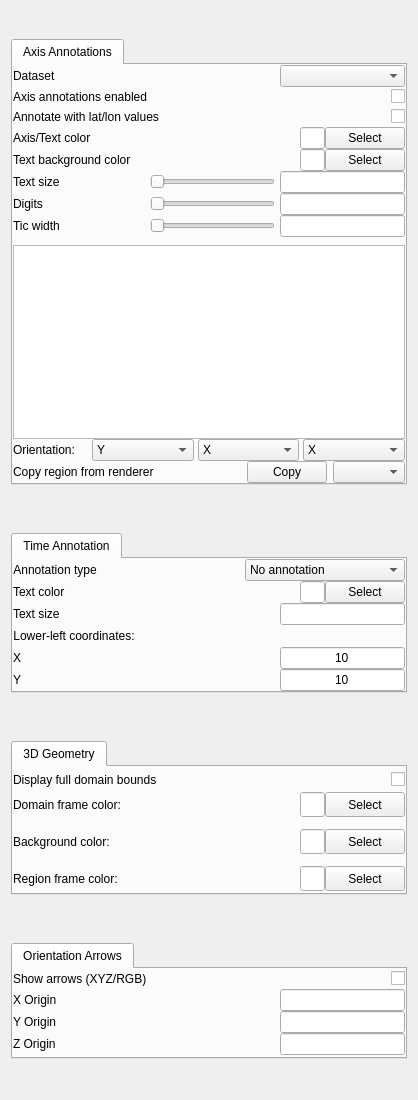
StasJ/vapor-formatted, file apps/vaporgui/AnnotationGUI.ui: the form before one commit.
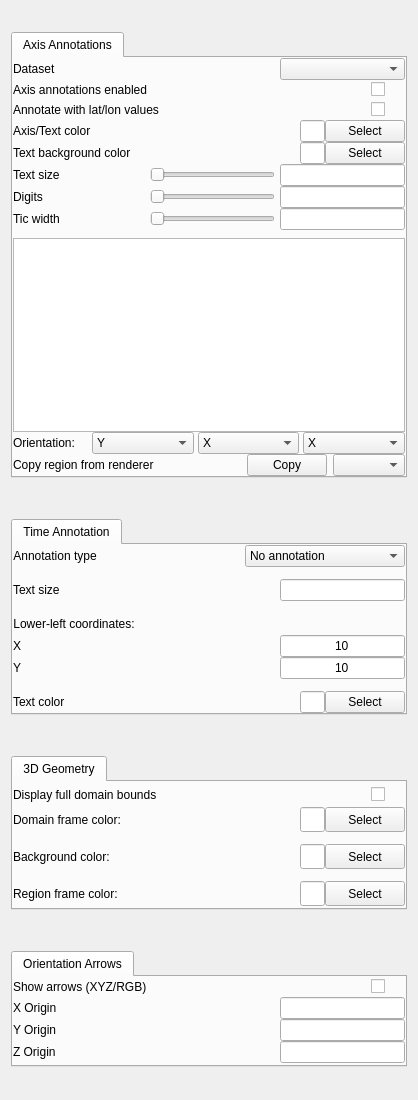
The form after the commit.

```diff
--- a/apps/vaporgui/AnnotationGUI.ui
+++ b/apps/vaporgui/AnnotationGUI.ui
@@ -129,6 +129,9 @@
          <property name="topMargin">
           <number>0</number>
          </property>
+         <property name="rightMargin">
+          <number>20</number>
+         </property>
          <item>
           <widget class="QLabel" name="label">
            <property name="text">
@@ -166,6 +169,9 @@
          <property name="topMargin">
           <number>0</number>
          </property>
+         <property name="rightMargin">
+          <number>20</number>
+         </property>
          <item>
           <widget class="QLabel" name="label_2">
            <property name="text">
@@ -650,7 +656,7 @@
       </attribute>
       <layout class="QVBoxLayout" name="verticalLayout_8">
        <property name="spacing">
-        <number>0</number>
+        <number>12</number>
        </property>
        <property name="leftMargin">
         <number>0</number>
@@ -742,53 +748,6 @@
          </item>
         </layout>
        </item>
-       <item>
-        <layout class="QHBoxLayout" name="horizontalLayout_15">
-         <property name="spacing">
-          <number>0</number>
-         </property>
-         <property name="topMargin">
-          <number>0</number>
-         </property>
-         <item>
-          <widget class="QLabel" name="label_20">
-           <property name="text">
-            <string>Text color</string>
-           </property>
-          </widget>
-         </item>
-         <item>
-          <spacer name="horizontalSpacer_18">
-           <property name="orientation">
-            <enum>Qt::Horizontal</enum>
-           </property>
-           <property name="sizeHint" stdset="0">
-            <size>
-             <width>40</width>
-             <height>20</height>
-            </size>
-           </property>
-          </spacer>
-         </item>
-         <item>
-          <widget class="QLineEdit" name="timeColorEdit">
-           <property name="maximumSize">
-            <size>
-             <width>25</width>
-             <height>16777215</height>
-            </size>
-           </property>
-          </widget>
-         </item>
-         <item>
-          <widget class="QPushButton" name="timeColorButton">
-           <property name="text">
-            <string>Select</string>
-           </property>
-          </widget>
-         </item>
-        </layout>
-       </item>
        <item>
         <layout class="QHBoxLayout" name="horizontalLayout_14">
          <property name="spacing">
@@ -979,6 +938,53 @@
          </item>
         </layout>
        </item>
+       <item>
+        <layout class="QHBoxLayout" name="horizontalLayout_15">
+         <property name="spacing">
+          <number>0</number>
+         </property>
+         <property name="topMargin">
+          <number>0</number>
+         </property>
+         <item>
+          <widget class="QLabel" name="label_20">
+           <property name="text">
+            <string>Text color</string>
+           </property>
+          </widget>
+         </item>
+         <item>
+          <spacer name="horizontalSpacer_18">
+           <property name="orientation">
+            <enum>Qt::Horizontal</enum>
+           </property>
+           <property name="sizeHint" stdset="0">
+            <size>
+             <width>40</width>
+             <height>20</height>
+            </size>
+           </property>
+          </spacer>
+         </item>
+         <item>
+          <widget class="QLineEdit" name="_timeColorEdit">
+           <property name="maximumSize">
+            <size>
+             <width>25</width>
+             <height>16777215</height>
+            </size>
+           </property>
+          </widget>
+         </item>
+         <item>
+          <widget class="QPushButton" name="_timeColorButton">
+           <property name="text">
+            <string>Select</string>
+           </property>
+          </widget>
+         </item>
+        </layout>
+       </item>
       </layout>
      </widget>
     </widget>
@@ -1027,6 +1033,9 @@
          </property>
          <item>
           <layout class="QHBoxLayout" name="_5">
+           <property name="rightMargin">
+            <number>20</number>
+           </property>
            <item>
             <widget class="QLabel" name="label_16">
              <property name="text">
@@ -1369,6 +1378,9 @@
          <property name="topMargin">
           <number>0</number>
          </property>
+         <property name="rightMargin">
+          <number>20</number>
+         </property>
          <item>
           <widget class="QLabel" name="label_14">
            <property name="text">
```
Left out of the diff: 8 changed lines with no effect on the pictures.
